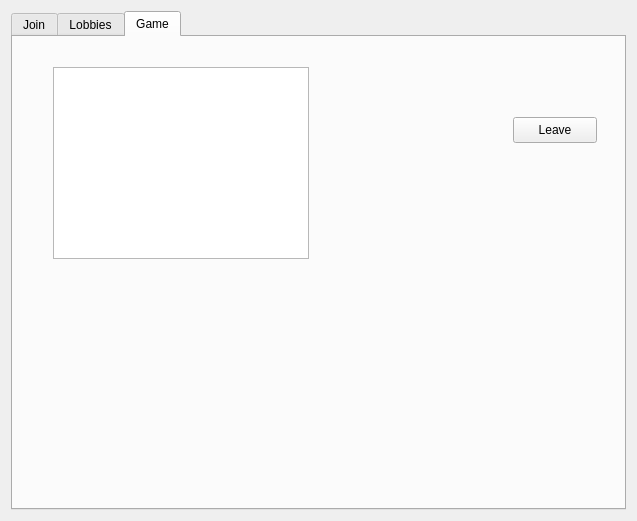
Before: the Qt Designer form ClientGui/mywidget.ui in homoglobina/ProjektSK2.2, drawn with Qt 5.
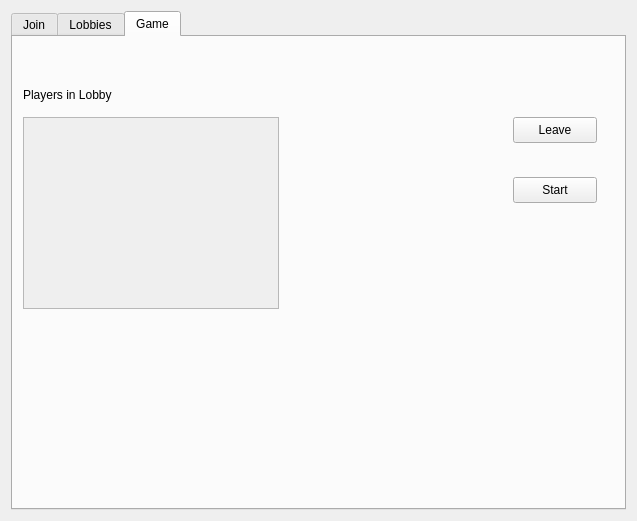
After: the same form once the commit is applied.

Commit message: Added game start button

What changed in the file:
```diff
--- a/ClientGui/mywidget.ui
+++ b/ClientGui/mywidget.ui
@@ -175,10 +175,13 @@
        <string>Game</string>
       </attribute>
       <widget class="QColumnView" name="columnView">
+       <property name="enabled">
+        <bool>false</bool>
+       </property>
        <property name="geometry">
         <rect>
-         <x>40</x>
-         <y>30</y>
+         <x>10</x>
+         <y>80</y>
          <width>256</width>
          <height>192</height>
         </rect>
@@ -197,6 +200,32 @@
         <string>Leave</string>
        </property>
       </widget>
+      <widget class="QLabel" name="label">
+       <property name="geometry">
+        <rect>
+         <x>10</x>
+         <y>50</y>
+         <width>111</width>
+         <height>16</height>
+        </rect>
+       </property>
+       <property name="text">
+        <string>Players in Lobby</string>
+       </property>
+      </widget>
+      <widget class="QPushButton" name="startGameButton">
+       <property name="geometry">
+        <rect>
+         <x>500</x>
+         <y>140</y>
+         <width>84</width>
+         <height>26</height>
+        </rect>
+       </property>
+       <property name="text">
+        <string>Start</string>
+       </property>
+      </widget>
      </widget>
     </widget>
    </item>
```
Left out of the diff: 13 changed lines with no effect on the pictures. The commit also changes 10 other files.
